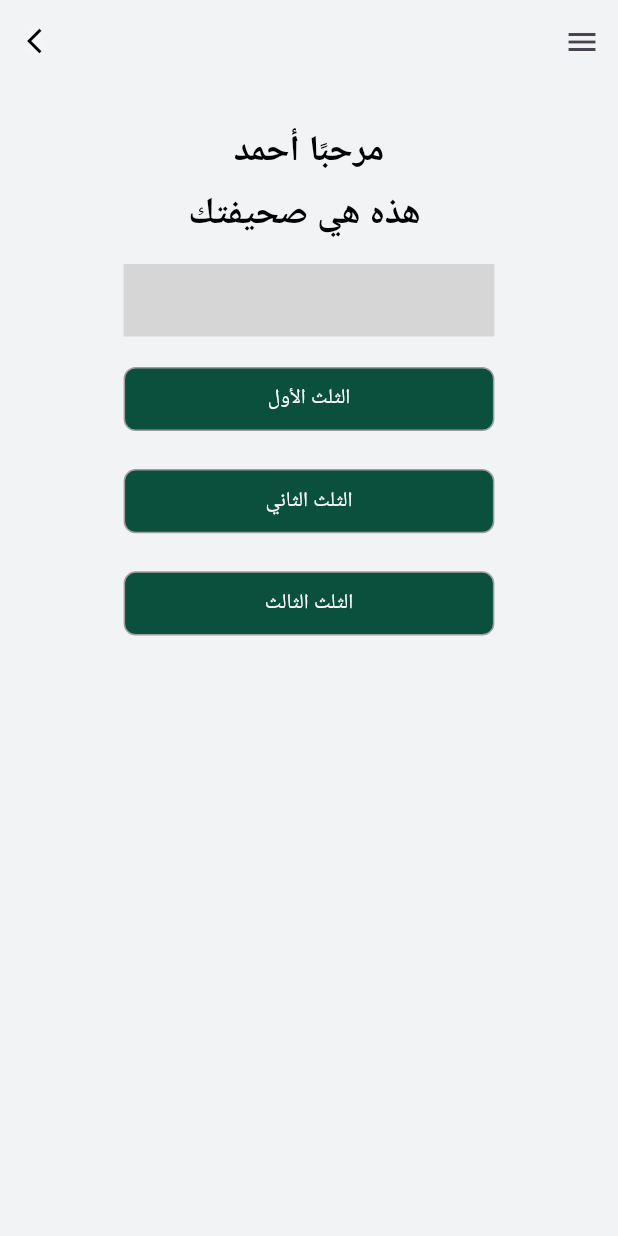
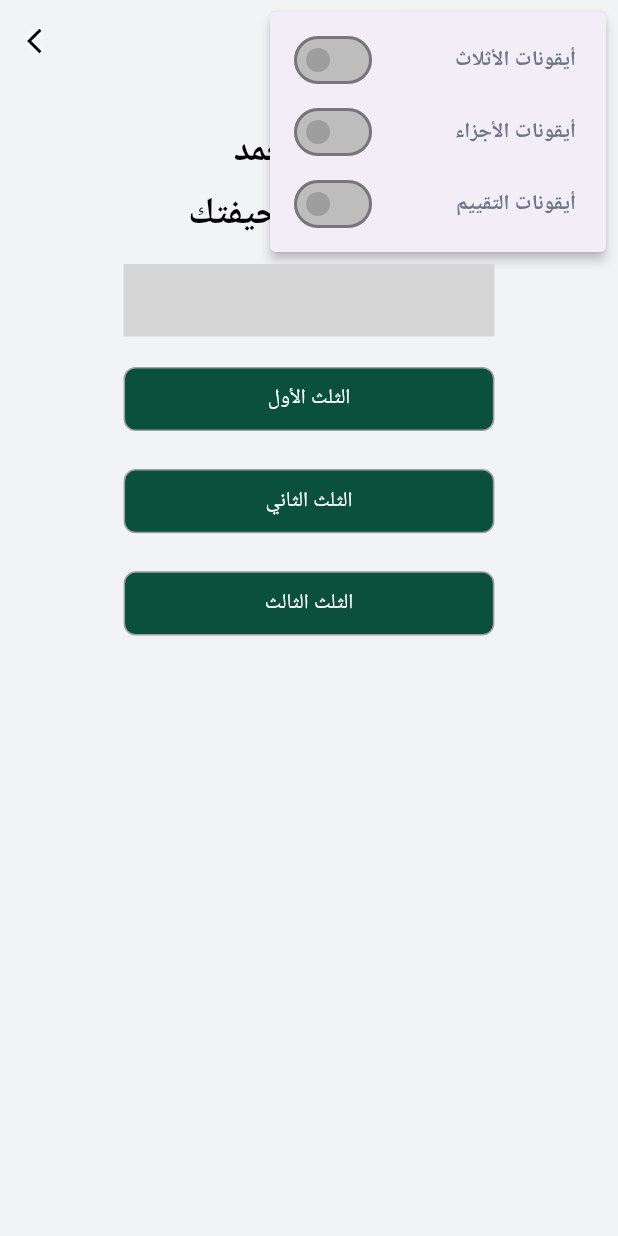
Before and after one commit to Abdelelah-PAL/sahifaty, a Flutter app: the ThirdsScreen screen opened directly, after a tap on the "menu" icon, on a phone screen of 412 x 824 dp. Run offline on Flutter 3.47's test engine with Material 3 defaults, Android fonts, the phone set to English and light mode, and no system bars; our stand-ins replace fl_chart, get; missing offline and left inert: pie_chart_3d, quran; grey boxes are pictures that could not be loaded.

Commit message:
adding features

```diff
--- a/lib/core/constants/fonts.dart
+++ b/lib/core/constants/fonts.dart
@@ -1,11 +1,18 @@
 
 
 
+import 'dart:ui';
+
 class AppFonts {
   static String titleFont = 'salsa';
-  // static String getPrimaryFont(BuildContext context) {
-  //   String language = Provider.of<SettingsProvider>(context).language;
-  //
-  //   return language == "en" ? 'salsa' : 'MyriadArabic';
-  // }
+
+
+  //FontWeights
+  static FontWeight thin = FontWeight.w100;
+  static FontWeight extraLight = FontWeight.w200;
+  static FontWeight light = FontWeight.w300;
+  static FontWeight normal = FontWeight.w400;
+  static FontWeight medium = FontWeight.w500;
+  static FontWeight semiBold = FontWeight.w600;
+  static FontWeight bold = FontWeight.w700;
 }
--- a/lib/screens/pie_chart_assessment_screen/pie_chart_assessment_screen.dart
+++ b/lib/screens/pie_chart_assessment_screen/pie_chart_assessment_screen.dart
@@ -18,7 +18,8 @@ class PieChartAssessmentScreen extends StatelessWidget {
           backgroundColor: AppColors.backgroundColor,
           leading: const CustomBackButton(),
           ),
-      body: Center(
+      body: SingleChildScrollView(
+        child: Center(
           child: Padding(
             padding: EdgeInsets.only(
                 top: SizeConfig.getProportionalHeight(50),
@@ -111,6 +112,7 @@ class PieChartAssessmentScreen extends StatelessWidget {
             ),
           ),
         ),
+      ),
     );
   }
 }
--- /dev/null
+++ b/lib/screens/thirds_screen/menu_item.dart
@@ -0,0 +1,32 @@
+import 'package:flutter/material.dart';
+import 'package:sahifaty/core/constants/fonts.dart';
+
+import '../widgets/custom_text.dart';
+
+class MenuItem extends StatelessWidget {
+  const MenuItem({super.key, required this.text});
+  final String text;
+
+  @override
+  Widget build(BuildContext context) {
+    return  Row(
+        textDirection: TextDirection.rtl,
+        mainAxisAlignment: MainAxisAlignment.spaceBetween,
+        children: [
+          CustomText(
+              text: text,
+              color: const Color(0xff6B7785),
+              fontSize: 14,
+              fontWeight: AppFonts.semiBold,
+              withBackground: false),
+          Switch(
+            value: false,
+            onChanged: (value) => {},
+            activeThumbColor: Colors.green, // color of the thumb when ON
+            activeTrackColor: Colors.greenAccent, // color of the track when ON
+            inactiveThumbColor: Colors.grey,
+            inactiveTrackColor: Colors.grey.shade400,
+          ),
+        ]);
+  }
+}
--- a/lib/screens/thirds_screen/thirds_screen.dart
+++ b/lib/screens/thirds_screen/thirds_screen.dart
@@ -1,4 +1,5 @@
 import 'package:flutter/material.dart';
+import 'package:sahifaty/screens/thirds_screen/menu_item.dart';
 import '../../core/constants/colors.dart';
 import '../../core/utils/size_config.dart';
 import '../widgets/3d_pie_chart.dart';
@@ -33,11 +34,33 @@ class _ThirdsScreenState extends State<ThirdsScreen> {
         backgroundColor: AppColors.backgroundColor,
         leading: const CustomBackButton(),
         actions: [
-          IconButton(
+          PopupMenuButton<String>(
             icon: const Icon(Icons.menu),
-            onPressed: () {},
+            onSelected: (value) {
+              // if (value == 'bookmarks') {
+              //   // handle bookmarks
+              // } else if (value == 'settings') {
+              //   // handle settings
+              // }
+            },
+            itemBuilder: (context) => [
+              const PopupMenuItem(
+                value: 'bookmarks',
+                child: MenuItem(text: "أيقونات الأثلاث"),
+              ),
+              const PopupMenuItem(
+                value: 'settings',
+                child: MenuItem(text: "أيقونات الأجزاء"),
+              ),
+              const PopupMenuItem(
+                value: 'about',
+                child: MenuItem(text: "أيقونات التقييم"),
+              ),
+            ],
+
           ),
         ],
+
       ),
       body: SingleChildScrollView(
         child: Padding(
@@ -66,21 +89,18 @@ class _ThirdsScreenState extends State<ThirdsScreen> {
                 uncategorizedValue: 8,
               ),
               SizedBox(height: SizeConfig.getProportionalHeight(20)),
-
               CustomDropdown(
                 third: 1,
                 isOpen: openIndex == 1,
                 onToggle: () => toggle(1),
               ),
               SizedBox(height: SizeConfig.getProportionalHeight(25)),
-
               CustomDropdown(
                 third: 2,
                 isOpen: openIndex == 2,
                 onToggle: () => toggle(2),
               ),
               SizedBox(height: SizeConfig.getProportionalHeight(25)),
-
               CustomDropdown(
                 third: 3,
                 isOpen: openIndex == 3,
--- a/lib/screens/widgets/custom_dropdown.dart
+++ b/lib/screens/widgets/custom_dropdown.dart
@@ -1,5 +1,7 @@
 import 'package:flutter/material.dart';
+import 'package:get/get.dart';
 import 'package:sahifaty/controllers/general_controller.dart';
+import 'package:sahifaty/screens/quran_view/surah_page.dart';
 import '../../core/constants/colors.dart';
 import '../../core/utils/size_config.dart';
 import 'custom_text.dart';
@@ -156,6 +158,7 @@ class _CustomDropdownState extends State<CustomDropdown>
                   onTap: () {
                     _removeSideOverlay();
                     _removeOverlay();
+                    Get.to(const SurahPage(surahNumber: 1));
                   },
                   child: Padding(
                     padding: const EdgeInsets.symmetric(
--- a/lib/screens/widgets/custom_text.dart
+++ b/lib/screens/widgets/custom_text.dart
@@ -1,4 +1,5 @@
 import 'package:flutter/material.dart';
+import 'package:sahifaty/core/constants/fonts.dart';
 
 class CustomText extends StatelessWidget {
   const CustomText(
@@ -42,7 +43,7 @@ class CustomText extends StatelessWidget {
           fontSize: fontSize ?? 18,
           height: textHeight ?? 1,
           color: color ?? const Color(0xFF000000),
-          fontWeight: fontWeight ?? FontWeight.normal,
+          fontWeight: fontWeight ?? AppFonts.normal,
           // fontFamily: 'YourArabicFont',
         ),
       ),
--- a/pubspec.yaml
+++ b/pubspec.yaml
@@ -16,6 +16,7 @@ dependencies:
   fl_chart: ^1.1.1
   pie_chart_3d: ^0.0.7
   dropdown_button2: ^2.3.9
+  quran: ^1.3.1
 
 
 dev_dependencies:
```
Also changed, not shown: lib/screens/quran_view/quran_view.dart (added, +63 -0 lines), lib/screens/quran_view/surah_page.dart (added, +44 -0 lines), pubspec.lock. Lines whose indentation alone changed are shown as unchanged.
